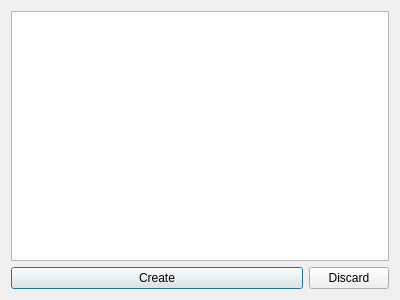
Above: Desktop/DeviceStateWidget.ui from xavierxeon-music/Project_TimeLord before the change. Below: the same form after it.
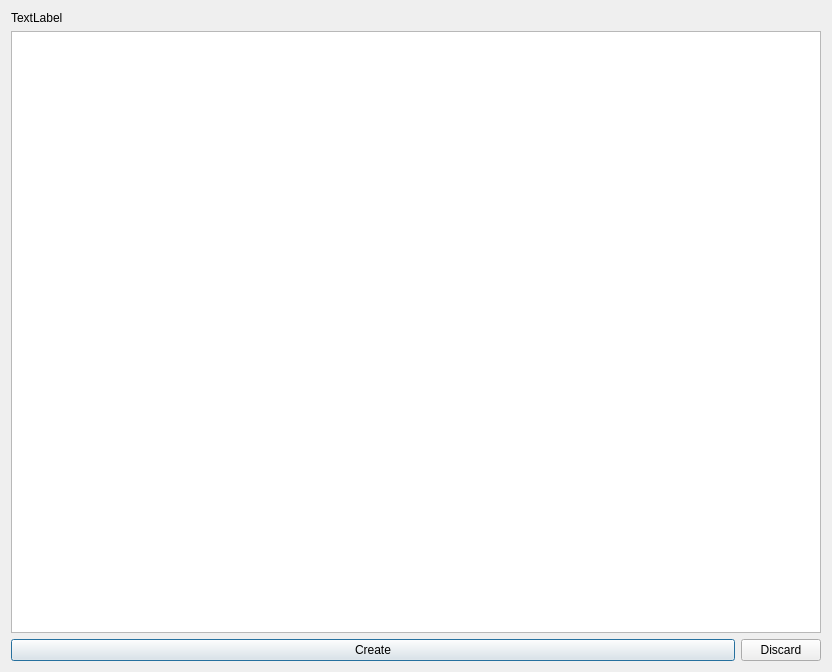
That is the form after the change.

Commit message: progress in state capture

```diff
--- a/Desktop/DeviceStateWidget.ui
+++ b/Desktop/DeviceStateWidget.ui
@@ -6,18 +6,15 @@
    <rect>
     <x>0</x>
     <y>0</y>
-    <width>400</width>
-    <height>300</height>
+    <width>832</width>
+    <height>672</height>
    </rect>
   </property>
   <property name="windowTitle">
    <string>Capture States</string>
   </property>
   <layout class="QGridLayout" name="gridLayout">
-   <item row="0" column="0" colspan="2">
-    <widget class="QTreeView" name="stateTree"/>
-   </item>
-   <item row="1" column="0">
+   <item row="2" column="0">
     <widget class="QPushButton" name="createButton">
      <property name="sizePolicy">
       <sizepolicy hsizetype="MinimumExpanding" vsizetype="Fixed">
@@ -30,13 +27,23 @@
      </property>
     </widget>
    </item>
-   <item row="1" column="1">
+   <item row="1" column="0" colspan="2">
+    <widget class="QTreeView" name="stateTree"/>
+   </item>
+   <item row="2" column="1">
     <widget class="QPushButton" name="discardButton">
      <property name="text">
       <string>Discard</string>
      </property>
     </widget>
    </item>
+   <item row="0" column="0">
+    <widget class="QLabel" name="infoLabel">
+     <property name="text">
+      <string>TextLabel</string>
+     </property>
+    </widget>
+   </item>
   </layout>
  </widget>
  <resources/>
```
The commit also changes 6 other files.
